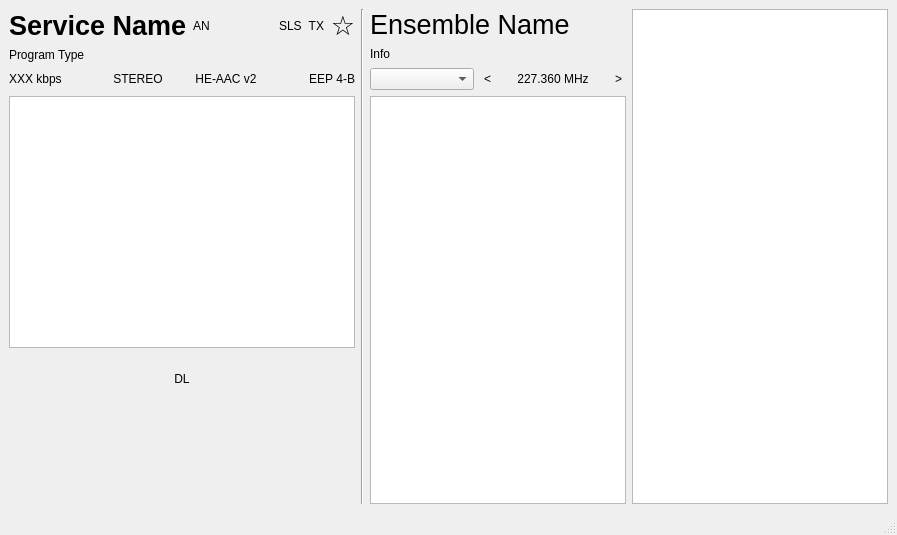
KejPi/AbracaDABra, file gui/mainwindow.ui: the form before one commit.
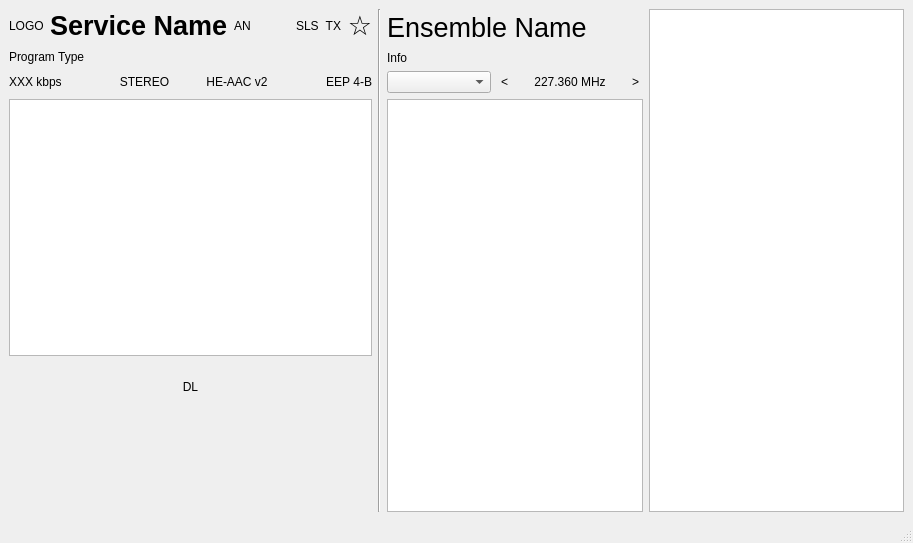
The form after the commit. Custom widgets are drawn as their Qt base class.

Commit message: Station logo shown in SLS view and with station name

```diff
--- a/gui/mainwindow.ui
+++ b/gui/mainwindow.ui
@@ -6,8 +6,8 @@
    <rect>
     <x>0</x>
     <y>0</y>
-    <width>897</width>
-    <height>535</height>
+    <width>913</width>
+    <height>543</height>
    </rect>
   </property>
   <property name="sizePolicy">
@@ -27,7 +27,17 @@
     <item row="0" column="0">
      <layout class="QVBoxLayout" name="serviceLayout">
       <item>
-       <layout class="QHBoxLayout" name="horizontalLayout">
+       <layout class="QHBoxLayout" name="serviceNameLayout">
+        <item>
+         <widget class="QLabel" name="logoLabel">
+          <property name="text">
+           <string notr="true">LOGO</string>
+          </property>
+          <property name="alignment">
+           <set>Qt::AlignLeading|Qt::AlignLeft|Qt::AlignVCenter</set>
+          </property>
+         </widget>
+        </item>
         <item>
          <widget class="QLabel" name="serviceLabel">
           <property name="sizePolicy">
@@ -36,6 +46,12 @@
             <verstretch>0</verstretch>
            </sizepolicy>
           </property>
+          <property name="minimumSize">
+           <size>
+            <width>0</width>
+            <height>32</height>
+           </size>
+          </property>
           <property name="font">
            <font>
             <pointsize>20</pointsize>
@@ -136,6 +152,12 @@
      <layout class="QVBoxLayout" name="ensembleLayout">
       <item>
        <widget class="QLabel" name="ensembleLabel">
+        <property name="minimumSize">
+         <size>
+          <width>0</width>
+          <height>36</height>
+         </size>
+        </property>
         <property name="font">
          <font>
           <pointsize>20</pointsize>
@@ -509,7 +531,7 @@
         <rect>
          <x>0</x>
          <y>0</y>
-         <width>324</width>
+         <width>340</width>
          <height>100</height>
         </rect>
        </property>
```
Left out of the diff: 2 changed lines with no effect on the pictures. The commit also changes 8 other files.
